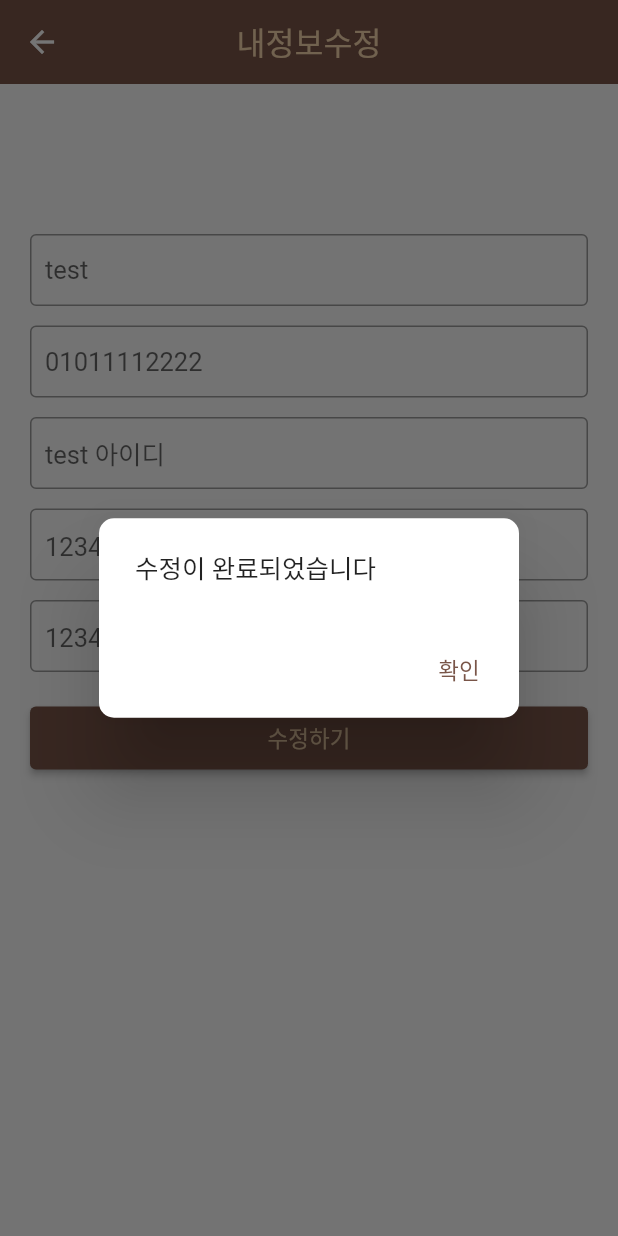
After one commit to LeeJiH-yun/wenail, a Flutter app: the myInfoPage screen opened directly, after a tap on "수정하기", on a phone screen of 412 x 824 dp. The commit adds this screen. Run offline on Flutter 3.47's test engine with Material 2 defaults, Android fonts, the phone set to English and light mode, and no system bars; our stand-ins replace firebase_core, firebase_messaging, syncfusion_flutter_datepicker, table_calendar; accounts and stored records are empty; network calls fail.

Commit message:
로그인시 넘어온 데이터를 메인화면에 넘겨주도록 수정 내 정보 수정 화면 추가

```diff
--- a/lib/main.dart
+++ b/lib/main.dart
@@ -1,5 +1,3 @@
-import 'dart:convert';
-
 import 'package:flutter/material.dart';
 import 'package:intl/date_symbol_data_local.dart';
 import 'package:wenail/pages/homeMain.dart';
@@ -56,7 +54,7 @@ class MainHomeState extends State<MainHome> {
   TextEditingController idController = TextEditingController();
   TextEditingController pwController = TextEditingController();
 
-  void _startLoading(codeNum) async {
+  void _startLoading(codeNum, data) async {
     setState(() {
       if (200 == codeNum) { //로그인 성공
         Future.delayed(Duration(milliseconds: 900), () {
@@ -65,7 +63,8 @@ class MainHomeState extends State<MainHome> {
           });
         });
         Future.delayed(Duration(milliseconds: 1000), () {
-          Navigator.push(context,MaterialPageRoute(builder: (context) => homeMain()));
+          print("여기얏");
+          Navigator.push(context,MaterialPageRoute(builder: (context) => homeMain(data)));
         });
       }
       else { //로그인 실패
@@ -168,7 +167,7 @@ class MainHomeState extends State<MainHome> {
                     if (_formKey.currentState!.validate()) {
                       var token = await FirebaseMessaging.instance.getToken(); //사용자 토큰값 구하기
                       print("token : ${token ?? 'token NULL!'}");
-                      Navigator.push(context,MaterialPageRoute(builder: (context) => homeMain()));
+                      //Navigator.push(context,MaterialPageRoute(builder: (context) => homeMain()));
                       setState(() {
                         _isLoading = true;
                       });
@@ -226,12 +225,12 @@ class MainHomeState extends State<MainHome> {
   }
 
   Future<String> setLoginData(token) async { //로그인 시도
-    var url = "http://192.168.219.103/api/user/login"; //집와이파이 192.168.219.103
+    var url = "http://192.168.219.103:8080/api/user/login"; //집와이파이 192.168.219.103
 
     Map<String, String> data = { //입력받은 데이터를 넣는다.
       "userId": idController.text,
       "userPassword": pwController.text,
-      "token": token.toString()
+      "uidToken": token.toString()
     };
     var bodys = json.encode(data);
 
@@ -245,11 +244,11 @@ class MainHomeState extends State<MainHome> {
     print(response.body);
 
     if (response.statusCode == 200) {
-      _startLoading(200);
+      _startLoading(200, response.body);
       print(response.body);
     }
     else {
-      _startLoading(500);
+      _startLoading(500, response.body);
       print("failed to login");
     }
     return response.body;
--- a/lib/pages/homeMain.dart
+++ b/lib/pages/homeMain.dart
@@ -3,16 +3,20 @@ import 'package:wenail/pages/homePage.dart';
 import 'package:wenail/pages/myPage.dart';
 
 class homeMain extends StatefulWidget {
+  final String data; //Map형식으로 넘겨줘서 이렇게 선언함
+  const homeMain(this.data); //넘어온 데이터 사용
+
   @override
   _homeMainState createState() => _homeMainState();
 }
 
 class _homeMainState extends State<homeMain> {
   int _selectedIndex = 0;
-  static List<Widget> pages = [homePage(),myPage()]; //탭 선택시 이동할 화면 class
+  static List<Widget> pages = [homePage(),myPage()];
 
   void _onItemTapped(int index) {
     setState(() {
+      print("this.data??"+ widget.data); //로그인시 넘어온 데이터 이걸 mypage에서 뿌려줘야한다..
       _selectedIndex = index;
     });
   }
--- /dev/null
+++ b/lib/pages/myInfoPage.dart
@@ -0,0 +1,102 @@
+import 'package:flutter/material.dart';
+
+class myInfoPage extends StatefulWidget {
+  @override
+  _myInfoState createState() => _myInfoState();
+}
+
+class _myInfoState extends State<myInfoPage> {
+  @override
+  Widget build(BuildContext context) {
+    return Scaffold(
+      appBar: AppBar(
+        title: Text("내정보수정", style: TextStyle(color: Color(0xffF7D6AD))),
+        centerTitle: true,
+        elevation: 0,
+      ),
+      body: SingleChildScrollView(
+          scrollDirection: Axis.vertical,
+          padding: EdgeInsets.fromLTRB(20, 100, 20, 120),
+          child: Column(
+            children: [
+              TextField(
+                decoration: InputDecoration(
+                  hintText: "test",
+                  border: OutlineInputBorder(),
+                  contentPadding: EdgeInsets.all(10)
+                ),
+              ),
+              SizedBox(height: 13.0),
+              TextField(
+                decoration: InputDecoration(
+                  hintText: "01011112222",
+                  border: OutlineInputBorder(),
+                  contentPadding: EdgeInsets.all(10)
+                ),
+              ),
+              SizedBox(height: 13.0),
+              TextField(
+                decoration: InputDecoration(
+                    hintText: "test 아이디",
+                    border: OutlineInputBorder(),
+                    contentPadding: EdgeInsets.all(10)
+                ),
+              ),
+              SizedBox(height: 13.0),
+              TextField(
+                decoration: InputDecoration(
+                  hintText: "1234 비밀번호",
+                  border: OutlineInputBorder(),
+                  contentPadding: EdgeInsets.all(10)
+                ),
+              ),
+              SizedBox(height: 13.0),
+              TextField(
+                decoration: InputDecoration(
+                  hintText: "1234 확인비밀번호",
+                  border: OutlineInputBorder(),
+                  contentPadding: EdgeInsets.all(10)
+                ),
+              ),
+              SizedBox(height: 15.0),
+              Container(
+                height: 50,
+                width: double.infinity,
+                padding: const EdgeInsets.only(top: 8.0),
+                child: ElevatedButton(
+                  onPressed: () async {
+                    setState(() {
+                      showDialog(
+                        context: context,
+                        builder: (BuildContext context) {
+                          return AlertDialog(
+                            shape: RoundedRectangleBorder(borderRadius: BorderRadius.circular(10.0)),
+                            content: Column(
+                              mainAxisSize: MainAxisSize.min,
+                              crossAxisAlignment: CrossAxisAlignment.start,
+                              children: [
+                                Text("수정이 완료되었습니다"),
+                              ],
+                            ),
+                            actions: [
+                              TextButton(
+                                child: new Text("확인"),
+                                onPressed: () {
+                                  Navigator.of(context).pop(); Navigator.of(context).pop();
+                                },
+                              ),
+                            ],
+                          );
+                        }
+                      );
+                    });
+                  },
+                  child: Text("수정하기", style: TextStyle(color: Color(0xffF7D6AD)))
+                ),
+              ),
+            ]
+          )
+      ),
+    );
+  }
+}
--- a/lib/pages/myPage.dart
+++ b/lib/pages/myPage.dart
@@ -2,6 +2,7 @@ import 'package:flutter/material.dart';
 import 'package:flutter/services.dart';
 import 'dart:convert'; //JSON데이터 사용해서 가져옴
 import 'package:http/http.dart' as http;
+import 'package:wenail/pages/myInfoPage.dart';
 
 class myPage extends StatefulWidget {
   @override
@@ -56,8 +57,13 @@ class _myPageState extends State<myPage> {
                                 child: Text("이지현", style: TextStyle(fontSize: 17.0, color: Color(0xff312B28))),
                               ),
                               SizedBox(height: 10.0),
-                              Container(
-                                child: Text("내정보수정하기", style: TextStyle(fontSize: 17.0, decoration: TextDecoration.underline, color: Color(0xff8C8C8C))),
+                              InkWell(
+                                onTap: () {
+                                  Navigator.push(context,MaterialPageRoute(builder: (context) => myInfoPage()));
+                                },
+                                child: Container(
+                                  child: Text("내정보수정하기", style: TextStyle(fontSize: 17.0, decoration: TextDecoration.underline, color: Color(0xff8C8C8C))),
+                                ),
                               )
                             ],
                           ),
```
